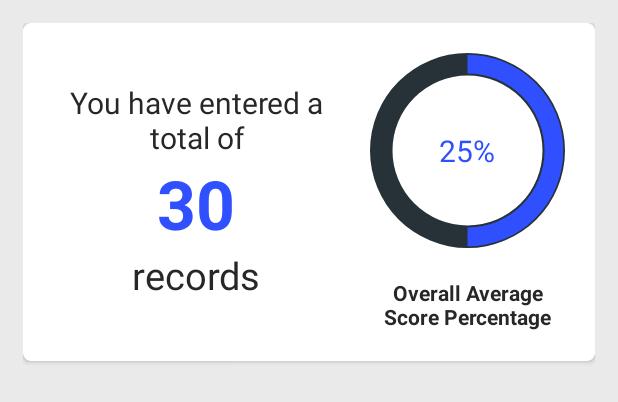
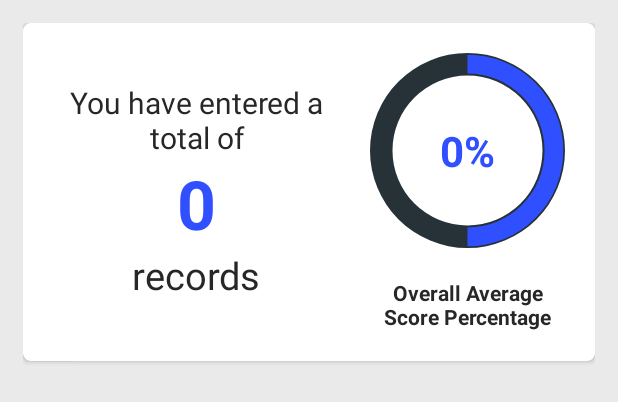
Before and after one commit to Debjoy/ResultTrackerApp, an Android app: the layout dashboard_home.xml on its own in the app's theme, with its tools: preview values and no code run, on a phone screen of 412 x 824 dp. Shown: the top 402 px of the screen. Run offline under Robolectric (Android 15) with nearby library versions, the phone set to English and light mode, and no system bars; network calls fail.

Commit message:
added overall marks percentage in home and number of records

```diff
--- a/app/src/main/res/layout/dashboard_home.xml
+++ b/app/src/main/res/layout/dashboard_home.xml
@@ -9,6 +9,11 @@
     android:paddingLeft="15dp"
     android:paddingTop="15dp"
     android:paddingRight="15dp">
+    <ScrollView
+        android:id="@+id/home_scroll_scrollView"
+        android:layout_width="match_parent"
+        android:visibility="visible"
+        android:layout_height="wrap_content">
         <androidx.cardview.widget.CardView
             android:layout_width="match_parent"
             android:layout_height="wrap_content"
@@ -39,13 +44,14 @@
                             android:textAlignment="center"
                             android:text="You have entered a total of"/>
                         <TextView
+                            android:id="@+id/home_total_marks_entry_tv"
                             android:layout_width="wrap_content"
                             android:layout_height="wrap_content"
                             android:textColor="@color/colorPrimary"
                             android:textSize="45sp"
                             android:textStyle="bold"
                             android:textAlignment="center"
-                        android:text="30"/>
+                            android:text="0"/>
                         <TextView
                             android:layout_width="wrap_content"
                             android:layout_height="wrap_content"
@@ -81,10 +87,11 @@
                             android:layout_width="150dp"
                             android:layout_height="150dp"
                             android:gravity="center"
-                        android:text="25%"
+                            android:text="0%"
+                            android:textStyle="bold"
                             android:layout_centerInParent="true"
                             android:textColor="@color/colorPrimaryDark"
-                        android:textSize="20sp" />
+                            android:textSize="28sp" />
                     </RelativeLayout>
                     <TextView
                         android:layout_width="wrap_content"
@@ -97,6 +104,13 @@
                 </LinearLayout>
             </LinearLayout>
         </androidx.cardview.widget.CardView>
-
+    </ScrollView>
+    <ProgressBar
+        android:id="@+id/home_progress_basic"
+        android:layout_width="match_parent"
+        android:layout_height="match_parent"
+        android:padding="150dp"
+        android:visibility="gone"
+        android:indeterminateTint="@color/colorPrimary"/>
 
 </LinearLayout>
```
Also changed, not shown: app/src/main/java/com/example/resulttracker/HomeFragment.java (+48 -2 lines). Lines whose indentation alone changed are shown as unchanged.
